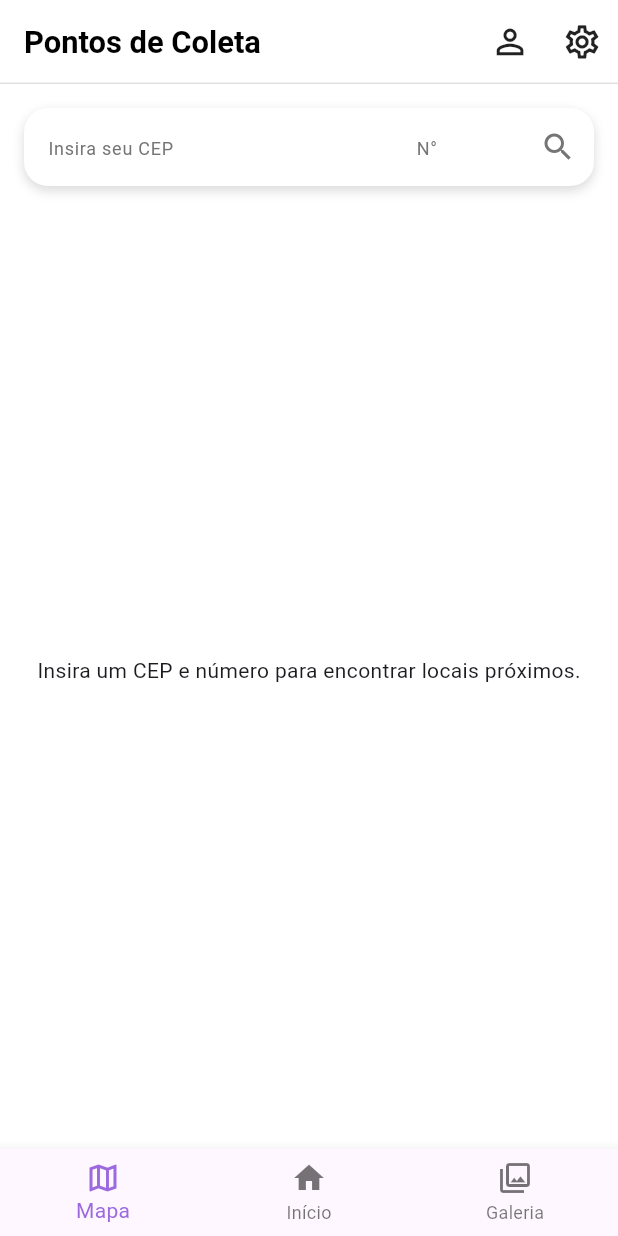
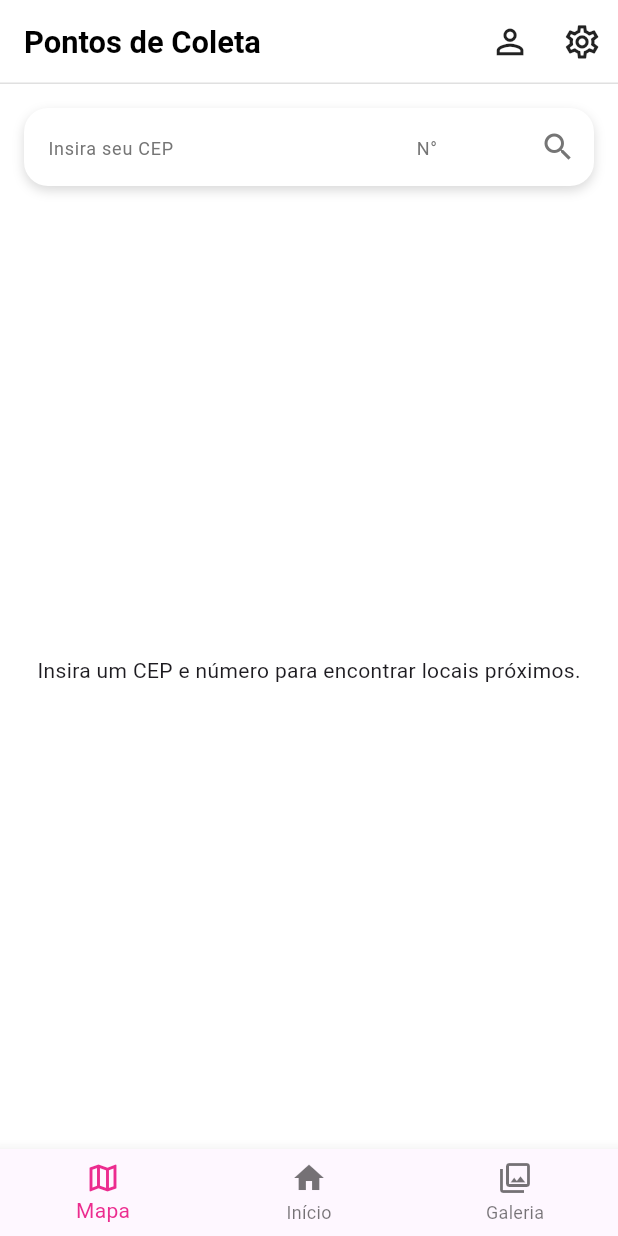
Before and after one commit to Arthur-Sto/Hair4Hope_MOBILE, a Flutter app: the screen it shows after launch, after a tap on "Começar", after a tap on "Pontos de Coleta", on a phone screen of 412 x 824 dp. Run offline on Flutter 3.47's test engine with Material 3 defaults, Android fonts, the light colour scheme and no system bars.

Commit message:
Color and Logo uploads

```diff
--- a/lib/components/donation_card.dart
+++ b/lib/components/donation_card.dart
@@ -51,12 +51,7 @@ class DonationCard extends StatelessWidget {
                       vertical: 6,
                     ),
                 decoration: BoxDecoration(
-                  color: const Color.fromARGB(
-                    230,
-                    71,
-                    48,
-                    102,
-                  ),
+                  color: const Color.fromARGB(255, 173, 7, 93),
                   borderRadius:
                       BorderRadius.circular(5),
                 ),
--- a/lib/components/event_card.dart
+++ b/lib/components/event_card.dart
@@ -43,7 +43,7 @@ class EventCard extends StatelessWidget {
               horizontal: 16,
             ),
             decoration: const BoxDecoration(
-              color: Color(0xFF9C6ADE), // Roxo
+              color: Color(0xFFEC2C8F),
               borderRadius: BorderRadius.only(
                 topLeft: Radius.circular(8),
                 bottomLeft: Radius.circular(8),
--- a/lib/components/quick_access_icon.dart
+++ b/lib/components/quick_access_icon.dart
@@ -10,7 +10,7 @@ class QuickAccessIcon extends StatelessWidget {
   @override
   Widget build(BuildContext context) {
     return CircleAvatar(
-      backgroundColor: const Color(0xFFA575ED),
+      backgroundColor: const Color(0xFFEC2C8F),
       radius: 30,
       // O ícone que será exibido no centro.
       child: Icon(
--- a/lib/pages/collection_points_page.dart
+++ b/lib/pages/collection_points_page.dart
@@ -106,7 +106,9 @@ class _CollectionPointsPageState
   Widget _buildResults() {
     if (_isLoading) {
       return const Center(
-        child: CircularProgressIndicator(),
+        child: CircularProgressIndicator(color: const Color(
+                    0xFFEC2C8F,
+                  ), ),
       );
     }
 
@@ -295,8 +297,10 @@ class OngCard extends StatelessWidget {
                 Text(
                   '~$distance',
                   style: TextStyle(
-                    fontSize: 10,
-                    color: Colors.purple[400],
+                    fontSize: 12,
+                    color: const Color(
+                      0xFFEC2C8F,
+                    ),
                   ),
                 ),
               ],
@@ -321,7 +325,9 @@ class OngCard extends StatelessWidget {
               },
               child: const Text("Como chegar"),
               style: TextButton.styleFrom(
-                foregroundColor: Colors.purple,
+                foregroundColor: const Color(
+                  0xFFEC2C8F,
+                ),
               ),
             ),
           ],
--- a/lib/pages/main_page.dart
+++ b/lib/pages/main_page.dart
@@ -58,8 +58,8 @@ class _MainPageState extends State<MainPage> {
         ],
         currentIndex: _selectedIndex,
         selectedItemColor: const Color(
-          0xFF9C6ADE,
-        ), // Cor roxa para o item selecionado
+          0xFFEC2C8F,
+        ),
         onTap: _onItemTapped,
       ),
     );
--- a/lib/pages/welcome_page.dart
+++ b/lib/pages/welcome_page.dart
@@ -25,7 +25,7 @@ class WelcomePage extends StatelessWidget {
           children: <Widget>[
             const Spacer(flex: 1),
             Image.asset(
-              'assets/images/logo.png',
+              'assets/images/logo.webp',
               width: screenWidth * 0.6,
             ),
             const Spacer(flex: 2),
@@ -52,7 +52,7 @@ class WelcomePage extends StatelessWidget {
               child: ElevatedButton(
                 style: ElevatedButton.styleFrom(
                   backgroundColor: const Color(
-                    0xFFA575ED,
+                    0xFFEC2C8F,
                   ),
                   shape: RoundedRectangleBorder(
                     borderRadius:
```
Also changed, not shown: pubspec.yaml (+9 -1 lines), assets/icon/icon.png (added), assets/images/logo copy.webp (added), assets/images/logo.webp (added), pubspec.lock, 29 other files.
